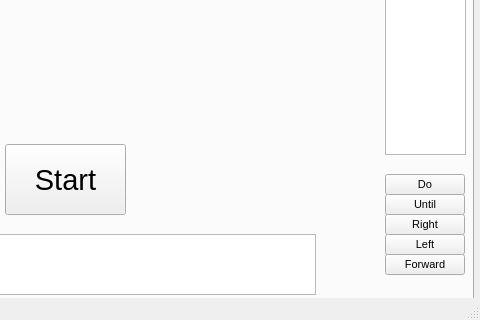
C2-YK/a9-an-educational-app-FredZ-U, file viewer.ui: the form before one commit; both pictures show x 327 to 807 and y 280 to 600 of the 807 by 600 pixel window.
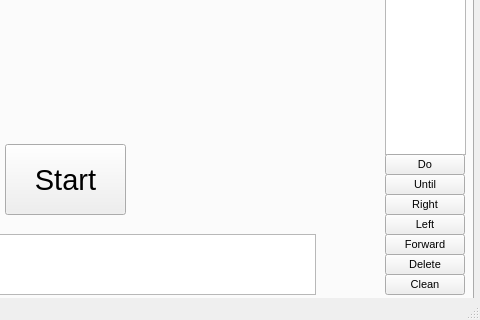
The form after the commit. Icons and pictures are not drawn.

Diff of the .ui file:
```diff
--- a/viewer.ui
+++ b/viewer.ui
@@ -199,7 +199,7 @@
       <property name="geometry">
        <rect>
         <x>710</x>
-        <y>410</y>
+        <y>390</y>
         <width>80</width>
         <height>21</height>
        </rect>
@@ -212,7 +212,7 @@
       <property name="geometry">
        <rect>
         <x>710</x>
-        <y>430</y>
+        <y>410</y>
         <width>80</width>
         <height>21</height>
        </rect>
@@ -225,7 +225,7 @@
       <property name="geometry">
        <rect>
         <x>710</x>
-        <y>450</y>
+        <y>430</y>
         <width>80</width>
         <height>21</height>
        </rect>
@@ -238,7 +238,7 @@
       <property name="geometry">
        <rect>
         <x>710</x>
-        <y>470</y>
+        <y>450</y>
         <width>80</width>
         <height>21</height>
        </rect>
@@ -251,7 +251,7 @@
       <property name="geometry">
        <rect>
         <x>710</x>
-        <y>490</y>
+        <y>470</y>
         <width>80</width>
         <height>21</height>
        </rect>
@@ -260,6 +260,32 @@
        <string>Forward</string>
       </property>
      </widget>
+     <widget class="QPushButton" name="deleteButton">
+      <property name="geometry">
+       <rect>
+        <x>710</x>
+        <y>490</y>
+        <width>80</width>
+        <height>21</height>
+       </rect>
+      </property>
+      <property name="text">
+       <string>Delete</string>
+      </property>
+     </widget>
+     <widget class="QPushButton" name="cleanButton">
+      <property name="geometry">
+       <rect>
+        <x>710</x>
+        <y>510</y>
+        <width>80</width>
+        <height>21</height>
+       </rect>
+      </property>
+      <property name="text">
+       <string>Clean</string>
+      </property>
+     </widget>
     </widget>
    </widget>
   </widget>
```
Left out of the diff: 13 changed lines with no effect on the pictures.
